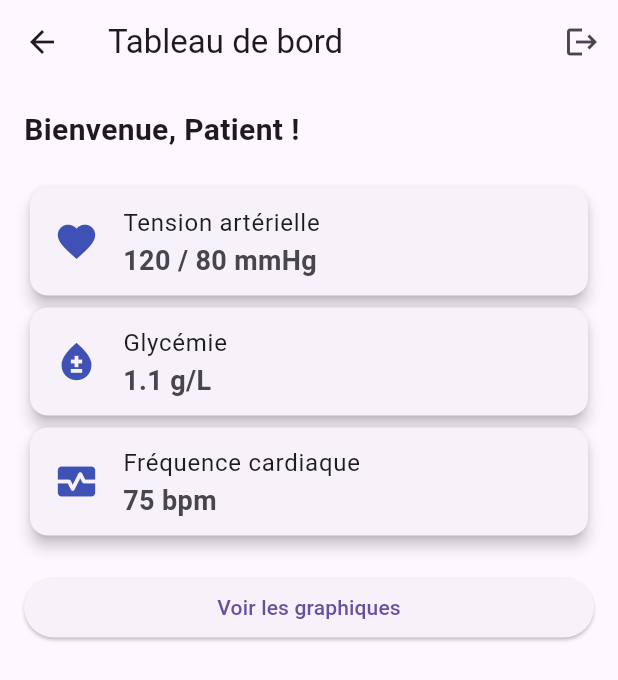
After one commit to MHD-Lamine/projet-suivi-chronique, a Flutter app: the HomeScreen screen opened by its route, on a phone screen of 412 x 824 dp. The commit adds this screen. Shown: the top 680 px of the screen. Run offline on Flutter 3.47's test engine with Material 3 defaults, Android fonts, the phone set to English and light mode, and no system bars.

Commit message:
🏠 Ajout de la page d'accueil du patient (dashboard)

```diff
--- a/mobile_app/lib/main.dart
+++ b/mobile_app/lib/main.dart
@@ -1,6 +1,7 @@
-// lib/main.dart
 import 'package:flutter/material.dart';
 import 'screens/login_screen.dart';
+import 'screens/register_screen.dart';
+import 'screens/home_screen.dart';
 
 void main() {
   runApp(const MyApp());
@@ -15,7 +16,12 @@ class MyApp extends StatelessWidget {
       title: 'Suivi Chronique',
       debugShowCheckedModeBanner: false,
       theme: ThemeData(primarySwatch: Colors.indigo),
-      home: const LoginScreen(),
+      initialRoute: '/',
+      routes: {
+        '/': (context) => const LoginScreen(),
+        '/register': (context) => const RegisterScreen(),
+        '/home': (context) => const HomeScreen(),
+      },
     );
   }
 }
--- /dev/null
+++ b/mobile_app/lib/screens/home_screen.dart
@@ -0,0 +1,54 @@
+import 'package:flutter/material.dart';
+
+class HomeScreen extends StatelessWidget {
+  const HomeScreen({super.key});
+
+  @override
+  Widget build(BuildContext context) {
+    return Scaffold(
+      appBar: AppBar(
+        title: const Text('Tableau de bord'),
+        actions: [
+          IconButton(
+            onPressed: () {
+              // TODO: déconnexion
+            },
+            icon: const Icon(Icons.logout),
+          )
+        ],
+      ),
+      body: Padding(
+        padding: const EdgeInsets.all(16.0),
+        child: ListView(
+          children: [
+            const Text("Bienvenue, Patient !",
+                style: TextStyle(fontSize: 20, fontWeight: FontWeight.bold)),
+            const SizedBox(height: 20),
+            _buildCard("Tension artérielle", "120 / 80 mmHg", Icons.favorite),
+            _buildCard("Glycémie", "1.1 g/L", Icons.bloodtype),
+            _buildCard("Fréquence cardiaque", "75 bpm", Icons.monitor_heart),
+            const SizedBox(height: 20),
+            ElevatedButton(
+              onPressed: () {
+                // Navigation vers graphiques
+              },
+              child: const Text("Voir les graphiques"),
+            ),
+          ],
+        ),
+      ),
+    );
+  }
+
+  Widget _buildCard(String titre, String valeur, IconData icone) {
+    return Card(
+      elevation: 4,
+      child: ListTile(
+        leading: Icon(icone, size: 30, color: Colors.indigo),
+        title: Text(titre),
+        subtitle: Text(valeur,
+            style: const TextStyle(fontSize: 18, fontWeight: FontWeight.bold)),
+      ),
+    );
+  }
+}
```
